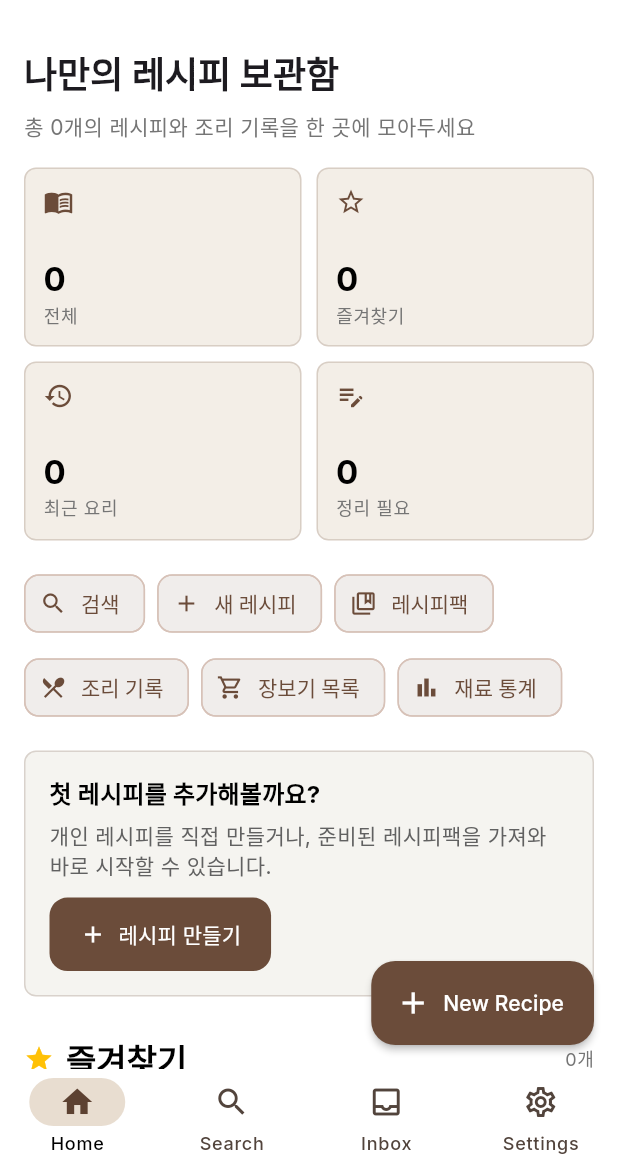
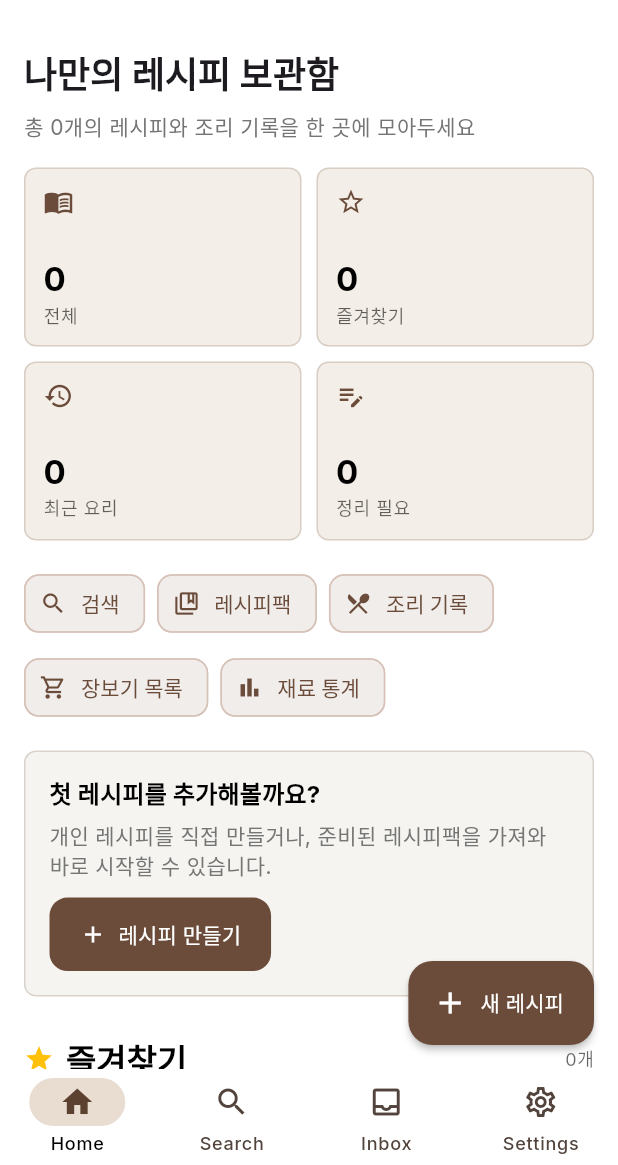
Before and after one commit to Melondressing/individual_recipe, a Flutter app: the screen it shows after launch, on a phone screen of 412 x 824 dp, the part 71-1236 px from its top. Run offline on Flutter 3.47's test engine with Material 3 defaults, Android fonts, the phone set to English and light mode, and no system bars; our stand-ins replace file_picker, google_fonts, image_picker, share_plus, shared_preferences, sqflite and 1 more; missing offline and left inert: dart:html; accounts and stored records are empty.

Commit message:
Polish home screen: theme-aware colors, Korean consistency, stat actions
- Replace hardcoded Colors.grey/blue with theme tokens so secondary
  text and the "최근 요리" icon follow the selected palette and dark
  mode instead of staying fixed regardless of theme.
- Fix inconsistent language: the FAB said "New Recipe" and the top
  section was titled "Most Cooked" while every other label on the
  screen is Korean; empty-state messages were also English
  ("No recipes yet") on an otherwise Korean screen. All now match.
  Empty messages are now specific per section instead of one generic
  string.
- Remove the "새 레시피" quick-action chip, which duplicated the
  always-visible FAB (same action, two different labels on screen at
  once).
- The "정리 필요" stat tile now opens Inbox (where those drafts
  actually live) instead of being a non-interactive number.

Co-Authored-By: Claude Sonnet 5 <noreply@anthropic.com>

```diff
--- a/lib/screens/home_screen.dart
+++ b/lib/screens/home_screen.dart
@@ -3,6 +3,7 @@ import 'package:provider/provider.dart';
 import '../providers/recipe_provider.dart';
 import '../widgets/recipe_card.dart';
 import 'cooking_logs_screen.dart';
+import 'inbox_screen.dart';
 import 'ingredient_stats_screen.dart';
 import 'recipe_edit_screen.dart';
 import 'recipe_detail_screen.dart';
@@ -47,9 +48,7 @@ class _HomeScreenState extends State<HomeScreen> {
                   const SizedBox(height: 8),
                   Text(
                     '총 ${provider.allRecipes.length}개의 레시피와 조리 기록을 한 곳에 모아두세요',
-                    style: Theme.of(
-                      context,
-                    ).textTheme.bodyMedium?.copyWith(color: Colors.grey[600]),
+                    style: Theme.of(context).textTheme.bodyMedium,
                   ),
                   const SizedBox(height: 18),
 
@@ -72,6 +71,7 @@ class _HomeScreenState extends State<HomeScreen> {
                     title: '즐겨찾기',
                     icon: Icons.star,
                     iconColor: Colors.amber,
+                    emptyMessage: '즐겨찾기한 레시피가 없습니다',
                     recipes: provider.favoriteRecipes,
                   ),
 
@@ -82,7 +82,8 @@ class _HomeScreenState extends State<HomeScreen> {
                     context,
                     title: '최근 요리',
                     icon: Icons.history,
-                    iconColor: Colors.blue,
+                    iconColor: Theme.of(context).colorScheme.secondary,
+                    emptyMessage: '아직 조리한 레시피가 없습니다',
                     recipes: provider.recentRecipes,
                   ),
 
@@ -97,14 +98,9 @@ class _HomeScreenState extends State<HomeScreen> {
         },
       ),
       floatingActionButton: FloatingActionButton.extended(
-        onPressed: () {
-          Navigator.push(
-            context,
-            MaterialPageRoute(builder: (_) => const RecipeEditScreen()),
-          );
-        },
+        onPressed: () => _openRecipeEditor(context),
         icon: const Icon(Icons.add),
-        label: const Text('New Recipe'),
+        label: const Text('새 레시피'),
       ),
     );
   }
@@ -140,6 +136,12 @@ class _HomeScreenState extends State<HomeScreen> {
               icon: Icons.edit_note,
               label: '정리 필요',
               value: '${provider.draftRecipes.length}',
+              onTap: () {
+                Navigator.push(
+                  context,
+                  MaterialPageRoute(builder: (_) => const InboxScreen()),
+                );
+              },
             ),
           ],
         );
@@ -156,11 +158,6 @@ class _HomeScreenState extends State<HomeScreen> {
           avatar: const Icon(Icons.search, size: 18),
           label: const Text('검색'),
           onPressed: widget.onOpenSearch,
-        ),
-        ActionChip(
-          avatar: const Icon(Icons.add, size: 18),
-          label: const Text('새 레시피'),
-          onPressed: () => _openRecipeEditor(context),
         ),
         ActionChip(
           avatar: const Icon(Icons.collections_bookmark_outlined, size: 18),
@@ -227,9 +224,7 @@ class _HomeScreenState extends State<HomeScreen> {
           const SizedBox(height: 6),
           Text(
             '개인 레시피를 직접 만들거나, 준비된 레시피팩을 가져와 바로 시작할 수 있습니다.',
-            style: Theme.of(
-              context,
-            ).textTheme.bodyMedium?.copyWith(color: Colors.grey.shade700),
+            style: Theme.of(context).textTheme.bodyMedium,
           ),
           const SizedBox(height: 12),
           FilledButton.icon(
@@ -247,8 +242,10 @@ class _HomeScreenState extends State<HomeScreen> {
     required String title,
     required IconData icon,
     required Color iconColor,
+    required String emptyMessage,
     required List recipes,
   }) {
+    final mutedColor = Theme.of(context).colorScheme.onSurface.withOpacity(0.6);
     return Column(
       crossAxisAlignment: CrossAxisAlignment.start,
       children: [
@@ -265,9 +262,7 @@ class _HomeScreenState extends State<HomeScreen> {
             const Spacer(),
             Text(
               '${recipes.length}개',
-              style: Theme.of(
-                context,
-              ).textTheme.bodySmall?.copyWith(color: Colors.grey[600]),
+              style: Theme.of(context).textTheme.bodySmall?.copyWith(color: mutedColor),
             ),
           ],
         ),
@@ -276,10 +271,8 @@ class _HomeScreenState extends State<HomeScreen> {
             ? Padding(
                 padding: const EdgeInsets.all(16),
                 child: Text(
-                  'No recipes yet',
-                  style: Theme.of(
-                    context,
-                  ).textTheme.bodyMedium?.copyWith(color: Colors.grey),
+                  emptyMessage,
+                  style: Theme.of(context).textTheme.bodyMedium?.copyWith(color: mutedColor),
                 ),
               )
             : ListView.separated(
@@ -315,7 +308,7 @@ class _HomeScreenState extends State<HomeScreen> {
             Icon(Icons.emoji_events, size: 20, color: Colors.amber.shade700),
             const SizedBox(width: 8),
             Text(
-              'Most Cooked',
+              '많이 만든 레시피',
               style: Theme.of(
                 context,
               ).textTheme.titleLarge?.copyWith(fontWeight: FontWeight.bold),
@@ -327,10 +320,10 @@ class _HomeScreenState extends State<HomeScreen> {
             ? Padding(
                 padding: const EdgeInsets.all(16),
                 child: Text(
-                  'Start cooking to see your top recipes!',
-                  style: Theme.of(
-                    context,
-                  ).textTheme.bodyMedium?.copyWith(color: Colors.grey),
+                  '레시피를 만들어보면 자주 만든 순서로 보여드려요',
+                  style: Theme.of(context).textTheme.bodyMedium?.copyWith(
+                        color: Theme.of(context).colorScheme.onSurface.withOpacity(0.6),
+                      ),
                 ),
               )
             : ListView.separated(
@@ -371,27 +364,35 @@ class _StatTile extends StatelessWidget {
   final IconData icon;
   final String label;
   final String value;
+  final VoidCallback? onTap;
 
   const _StatTile({
     required this.icon,
     required this.label,
     required this.value,
+    this.onTap,
   });
 
   @override
   Widget build(BuildContext context) {
-    return Container(
+    final colorScheme = Theme.of(context).colorScheme;
+    return Material(
+      color: colorScheme.primaryContainer.withOpacity(0.5),
+      borderRadius: BorderRadius.circular(8),
+      child: InkWell(
+        onTap: onTap,
+        borderRadius: BorderRadius.circular(8),
+        child: Container(
           padding: const EdgeInsets.all(12),
           decoration: BoxDecoration(
-        color: Theme.of(context).colorScheme.primaryContainer.withOpacity(0.5),
-        border: Border.all(color: Theme.of(context).colorScheme.primary.withOpacity(0.2)),
+            border: Border.all(color: colorScheme.primary.withOpacity(0.2)),
             borderRadius: BorderRadius.circular(8),
           ),
           child: Column(
             crossAxisAlignment: CrossAxisAlignment.start,
             mainAxisAlignment: MainAxisAlignment.spaceBetween,
             children: [
-          Icon(icon, size: 20, color: Theme.of(context).colorScheme.primary),
+              Icon(icon, size: 20, color: colorScheme.primary),
               Column(
                 crossAxisAlignment: CrossAxisAlignment.start,
                 children: [
@@ -403,14 +404,16 @@ class _StatTile extends StatelessWidget {
                   ),
                   Text(
                     label,
-                style: Theme.of(
-                  context,
-                ).textTheme.bodySmall?.copyWith(color: Colors.grey.shade600),
+                    style: Theme.of(context).textTheme.bodySmall?.copyWith(
+                          color: colorScheme.onSurface.withOpacity(0.6),
+                        ),
                   ),
                 ],
               ),
             ],
           ),
+        ),
+      ),
     );
   }
 }
```
Lines whose indentation alone changed are shown as unchanged.
